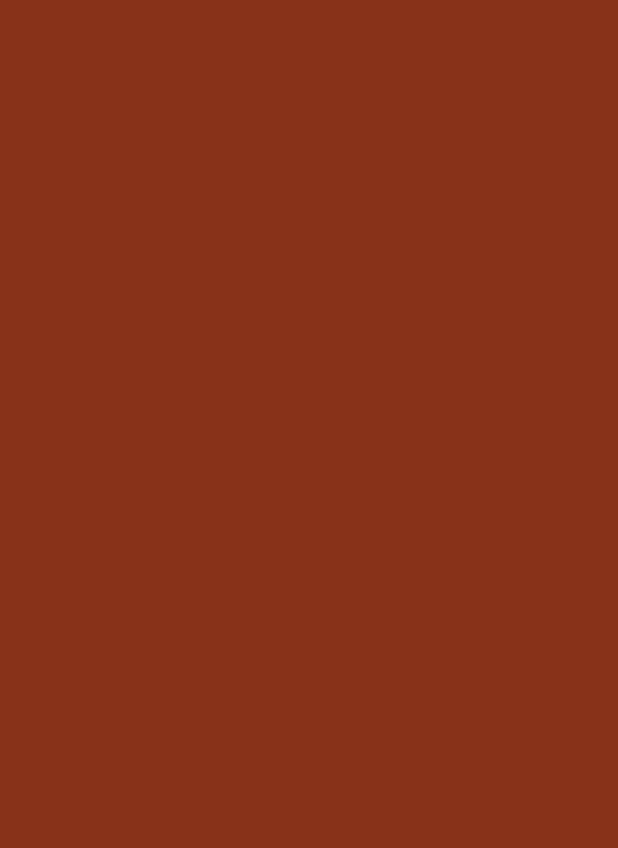
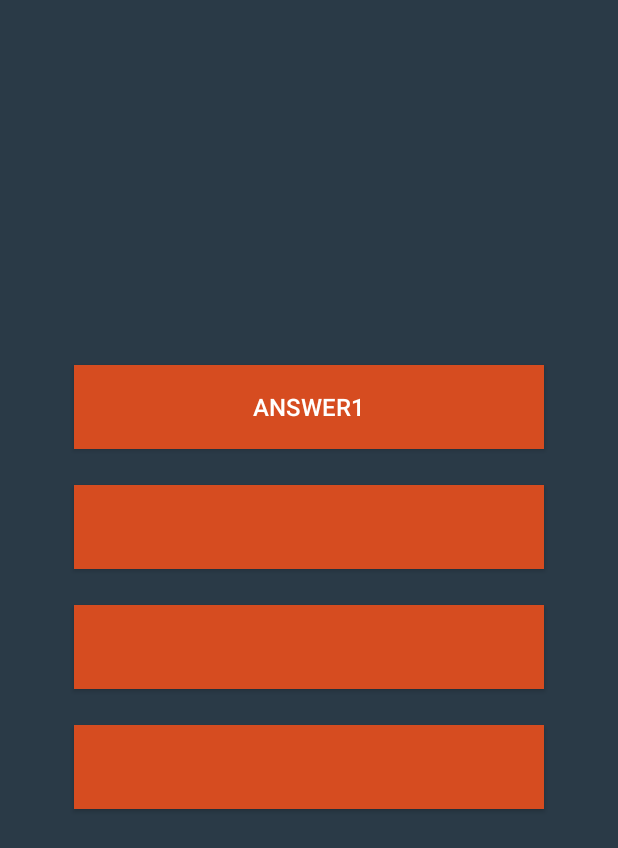
Before and after one commit to llitte/final_project, an Android app: the StartGameActivity screen opened directly, with no data from a screen before it, on a phone screen of 412 x 824 dp. Before the commit the part shown is empty. Shown: the top 848 px of the screen. Run offline under Robolectric (Android 15) with nearby library versions, the phone set to English and light mode, and no system bars.

Commit message:
//23.11.2020 11:38 ตรั้งที่ 2

```diff
--- a/app/src/main/java/mongkhonsin/atsadawut/didyouknow/StartGameActivity.java
+++ b/app/src/main/java/mongkhonsin/atsadawut/didyouknow/StartGameActivity.java
@@ -6,7 +6,11 @@ import android.content.Intent;
 import android.os.Bundle;
 import android.widget.TextView;
 
+import mongkhonsin.atsadawut.didyouknow.model.QuestionAndAnswer;
+import mongkhonsin.atsadawut.didyouknow.model.QuestionAndAnswerList;
+
 public class StartGameActivity extends AppCompatActivity {
+
 
     @Override
     protected void onCreate(Bundle savedInstanceState) {
@@ -15,9 +19,50 @@ public class StartGameActivity extends AppCompatActivity {
 
         Intent i = getIntent();
         String category = i.getStringExtra("category");
+        QuestionAndAnswer[] animalCategoryList = {
+                // 1
+                new QuestionAndAnswer(
+                        "สัตว์เลี้ยงลูกด้วยนมที่อยู่ในน้ำ คือข้อใด",
+                        "ปลาหมึก",
+                        "ปลาโลมา",
+                        "ปลากระเบน",
+                        "ปลาไหล",
+                        "ปลาโลมา"),
+                // 2
+                new QuestionAndAnswer(
+                        "สัตว์ในข้อใดจัดเป็นสัตว์เลือดอุ่นทั้งหมด",
+                        "เสือ จระเข้",
+                        "วัว กบ",
+                        "กระรอก เต่า",
+                        "ชะนี นกยูง",
+                        "ชะนี นกยูง"),
+                // 3
+                new QuestionAndAnswer(
+                        "ข้อใดไม่ใช่สัตว์เลี้ยงลูกด้วยนม",
+                        "แมว",
+                        "กิ่งก่า",
+                        "ค้างคาว",
+                        "ปลาพะยูน",
+                        "กิ่งก่า"),
+                // 4
+                new QuestionAndAnswer(
+                        "สัตว์ชนิดใดไม่จัดอยู่ในพวกสัตว์ปีก",
+                        "นกแก้ว",
+                        "ค้างคาว",
+                        "นกขุนทอง",
+                        "นกกระจอกเทศ",
+                        "ค้างคาว"),
+                // 5
+                new QuestionAndAnswer(
+                        "ข้อใดที่เป็นลักษณะเหมือนกับของสัตว์ครึ่งน้ำครึ่งบกและสัตว์เลื้อยคลาน",
+                        "การเคลื่อนที่",
+                        "ลักษณะผิวหนัง",
+                        "ไข่มีเปลือกหุ้มแข็ง",
+                        "อุณหภูมร่างกาย",
+                        "อุณหภูมร่างกาย")
+        };
 
-        TextView s = findViewById(R.id.start_text_view);
-        s.setText(category);
+
 
 
     }
--- a/app/src/main/java/mongkhonsin/atsadawut/didyouknow/model/QuestionAndAnswer.java
+++ b/app/src/main/java/mongkhonsin/atsadawut/didyouknow/model/QuestionAndAnswer.java
@@ -2,14 +2,14 @@ package mongkhonsin.atsadawut.didyouknow.model;
 
 public class QuestionAndAnswer {
 
-    public String question, answer1, answer2 ,answer3, answer4, correctAnswer;
+    public String question, choice1, choice2 ,choice3, choice4, correctAnswer;
 
-    public QuestionAndAnswer(String question, String answer1, String answer2, String answer3, String answer4, String correctAnswer) {
+    public QuestionAndAnswer(String question, String choice1, String choice2, String choice3, String choice4, String correctAnswer) {
         this.question = question;
-        this.answer1 = answer1;
-        this.answer2 = answer2;
-        this.answer3 = answer3;
-        this.answer4 = answer4;
+        this.choice1 = choice1;
+        this.choice2 = choice2;
+        this.choice3 = choice3;
+        this.choice4 = choice4;
         this.correctAnswer = correctAnswer;
     }
 }
--- a/app/src/main/java/mongkhonsin/atsadawut/didyouknow/model/QuestionAndAnswerList.java
+++ b/app/src/main/java/mongkhonsin/atsadawut/didyouknow/model/QuestionAndAnswerList.java
@@ -1,8 +1,6 @@
 package mongkhonsin.atsadawut.didyouknow.model;
 
 public class QuestionAndAnswerList {
-
-
     static public QuestionAndAnswer[] animalCategoryList = {
             // 1
             new QuestionAndAnswer(
--- a/app/src/main/res/layout/activity_start_game.xml
+++ b/app/src/main/res/layout/activity_start_game.xml
@@ -4,21 +4,87 @@
     xmlns:tools="http://schemas.android.com/tools"
     android:layout_width="match_parent"
     android:layout_height="match_parent"
-    android:background="#883318"
-    tools:context=".StartGameActivity" >
+    android:background="#2A3A47"
+    tools:context=".StartGameActivity">
 
     <TextView
-        android:id="@+id/start_text_view"
-        android:layout_width="210dp"
-        android:layout_height="61dp"
+        android:id="@+id/question_text_view"
+        android:layout_width="369dp"
+        android:layout_height="149dp"
         android:gravity="center"
         android:textColor="#FFFFFF"
         android:textSize="25sp"
         android:textStyle="bold"
         app:layout_constraintBottom_toBottomOf="parent"
         app:layout_constraintEnd_toEndOf="parent"
-        app:layout_constraintHorizontal_bias="0.497"
         app:layout_constraintStart_toStartOf="parent"
         app:layout_constraintTop_toTopOf="parent"
-        app:layout_constraintVertical_bias="0.08" />
+        app:layout_constraintVertical_bias="0.114"
+        tools:text="question" />
+
+    <Button
+        android:id="@+id/choice1_button"
+        android:layout_width="313dp"
+        android:layout_height="56dp"
+        android:layout_marginBottom="8dp"
+        android:background="#D64C20"
+        android:text="answer1"
+        android:textColor="#FFFFFF"
+        android:textSize="16dp"
+        app:layout_constraintBottom_toTopOf="@+id/choice2_button"
+        app:layout_constraintEnd_toEndOf="@+id/question_text_view"
+        app:layout_constraintHorizontal_bias="0.5"
+        app:layout_constraintStart_toStartOf="@+id/question_text_view"
+        app:layout_constraintTop_toBottomOf="@+id/question_text_view"
+        app:layout_constraintVertical_bias="0.060000002"
+        app:layout_constraintVertical_chainStyle="packed" />
+
+    <Button
+        android:id="@+id/choice2_button"
+        android:layout_width="313dp"
+        android:layout_height="56dp"
+        android:layout_marginTop="16dp"
+        android:layout_marginBottom="8dp"
+        android:background="#D64C20"
+        android:textColor="#FFFFFF"
+        android:textSize="16dp"
+        app:layout_constraintBottom_toTopOf="@+id/choice3_button"
+        app:layout_constraintEnd_toEndOf="@+id/question_text_view"
+        app:layout_constraintHorizontal_bias="0.5"
+        app:layout_constraintStart_toStartOf="@+id/question_text_view"
+        app:layout_constraintTop_toBottomOf="@+id/choice1_button"
+        tools:text="answer2" />
+
+    <Button
+        android:id="@+id/choice3_button"
+        android:layout_width="313dp"
+        android:layout_height="56dp"
+        android:layout_marginTop="16dp"
+        android:layout_marginBottom="8dp"
+        android:background="#D64C20"
+        android:textColor="#FFFFFF"
+        android:textSize="16dp"
+        app:layout_constraintBottom_toTopOf="@+id/choice4_button"
+        app:layout_constraintEnd_toEndOf="@+id/question_text_view"
+        app:layout_constraintHorizontal_bias="0.5"
+        app:layout_constraintStart_toStartOf="@+id/question_text_view"
+        app:layout_constraintTop_toBottomOf="@+id/choice2_button"
+        tools:text="answer3" />
+
+    <Button
+        android:id="@+id/choice4_button"
+        android:layout_width="313dp"
+        android:layout_height="56dp"
+        android:layout_marginTop="16dp"
+        android:layout_marginBottom="8dp"
+        android:background="#D64C20"
+        android:textColor="#FFFFFF"
+        android:textSize="16dp"
+        app:layout_constraintBottom_toBottomOf="parent"
+        app:layout_constraintEnd_toEndOf="@+id/question_text_view"
+        app:layout_constraintHorizontal_bias="0.5"
+        app:layout_constraintStart_toStartOf="@+id/question_text_view"
+        app:layout_constraintTop_toBottomOf="@+id/choice3_button"
+        tools:text="answer4" />
+
 </androidx.constraintlayout.widget.ConstraintLayout>
```
